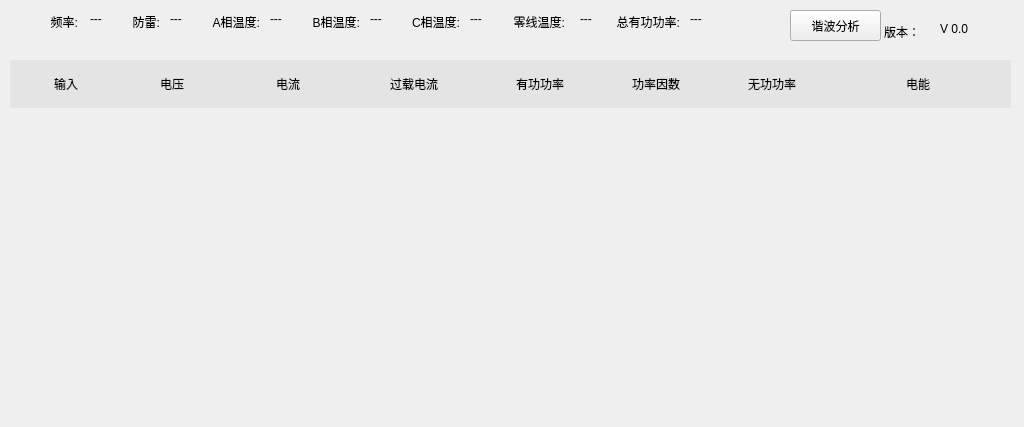
First picture: the form in line/linewid.ui, repository ChinaClever/BusBar-Qt, before the edit.
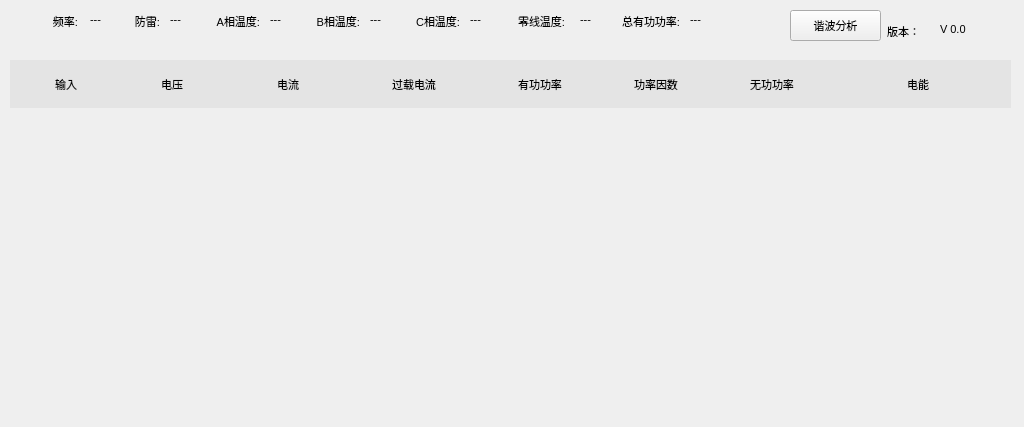
Second picture: the form after the edit.

```diff
--- a/line/linewid.ui
+++ b/line/linewid.ui
@@ -10,9 +10,20 @@
     <height>427</height>
    </rect>
   </property>
+  <property name="font">
+   <font>
+    <family>Ubuntu</family>
+    <pointsize>8</pointsize>
+    <italic>false</italic>
+    <bold>false</bold>
+   </font>
+  </property>
   <property name="windowTitle">
    <string>Form</string>
   </property>
+  <property name="styleSheet">
+   <string notr="true">font: 8pt &quot;Ubuntu&quot;;</string>
+  </property>
   <widget class="QWidget" name="totalWid" native="true">
    <property name="geometry">
     <rect>
@@ -38,6 +49,14 @@
      <height>18</height>
     </size>
    </property>
+   <property name="font">
+    <font>
+     <family>Ubuntu</family>
+     <pointsize>8</pointsize>
+     <italic>false</italic>
+     <bold>false</bold>
+    </font>
+   </property>
    <property name="text">
     <string>V 0.0</string>
    </property>
@@ -57,6 +76,14 @@
      <height>18</height>
     </size>
    </property>
+   <property name="font">
+    <font>
+     <family>Ubuntu</family>
+     <pointsize>8</pointsize>
+     <italic>false</italic>
+     <bold>false</bold>
+    </font>
+   </property>
    <property name="text">
     <string>版本：</string>
    </property>
@@ -79,6 +106,14 @@
      <height>18</height>
     </size>
    </property>
+   <property name="font">
+    <font>
+     <family>Ubuntu</family>
+     <pointsize>8</pointsize>
+     <italic>false</italic>
+     <bold>false</bold>
+    </font>
+   </property>
    <property name="text">
     <string>---</string>
    </property>
@@ -98,6 +133,14 @@
      <height>18</height>
     </size>
    </property>
+   <property name="font">
+    <font>
+     <family>Ubuntu</family>
+     <pointsize>8</pointsize>
+     <italic>false</italic>
+     <bold>false</bold>
+    </font>
+   </property>
    <property name="text">
     <string>频率:</string>
    </property>
@@ -114,6 +157,14 @@
      <height>31</height>
     </rect>
    </property>
+   <property name="font">
+    <font>
+     <family>Ubuntu</family>
+     <pointsize>8</pointsize>
+     <italic>false</italic>
+     <bold>false</bold>
+    </font>
+   </property>
    <property name="text">
     <string>谐波分析</string>
    </property>
@@ -143,6 +194,14 @@
     </property>
     <item>
      <widget class="QWidget" name="linetitleWid" native="true">
+      <property name="font">
+       <font>
+        <family>Ubuntu</family>
+        <pointsize>8</pointsize>
+        <italic>false</italic>
+        <bold>false</bold>
+       </font>
+      </property>
       <property name="styleSheet">
        <string notr="true">background-color: rgb(228,228,228);</string>
       </property>
@@ -176,6 +235,14 @@
            <height>16777215</height>
           </size>
          </property>
+         <property name="font">
+          <font>
+           <family>Ubuntu</family>
+           <pointsize>8</pointsize>
+           <italic>false</italic>
+           <bold>false</bold>
+          </font>
+         </property>
          <property name="styleSheet">
           <string notr="true"/>
          </property>
@@ -201,6 +268,14 @@
            <height>16777215</height>
           </size>
          </property>
+         <property name="font">
+          <font>
+           <family>Ubuntu</family>
+           <pointsize>8</pointsize>
+           <italic>false</italic>
+           <bold>false</bold>
+          </font>
+         </property>
          <property name="text">
           <string>电压</string>
          </property>
@@ -223,6 +298,14 @@
            <height>16777215</height>
           </size>
          </property>
+         <property name="font">
+          <font>
+           <family>Ubuntu</family>
+           <pointsize>8</pointsize>
+           <italic>false</italic>
+           <bold>false</bold>
+          </font>
+         </property>
          <property name="text">
           <string>电流</string>
          </property>
@@ -245,6 +328,14 @@
            <height>16777215</height>
           </size>
          </property>
+         <property name="font">
+          <font>
+           <family>Ubuntu</family>
+           <pointsize>8</pointsize>
+           <italic>false</italic>
+           <bold>false</bold>
+          </font>
+         </property>
          <property name="text">
           <string>过载电流</string>
          </property>
@@ -267,6 +358,14 @@
            <height>16777215</height>
           </size>
          </property>
+         <property name="font">
+          <font>
+           <family>Ubuntu</family>
+           <pointsize>8</pointsize>
+           <italic>false</italic>
+           <bold>false</bold>
+          </font>
+         </property>
          <property name="text">
           <string>有功功率</string>
          </property>
@@ -289,6 +388,14 @@
            <height>16777215</height>
           </size>
          </property>
+         <property name="font">
+          <font>
+           <family>Ubuntu</family>
+           <pointsize>8</pointsize>
+           <italic>false</italic>
+           <bold>false</bold>
+          </font>
+         </property>
          <property name="text">
           <string>功率因数</string>
          </property>
@@ -311,6 +418,14 @@
            <height>16777215</height>
           </size>
          </property>
+         <property name="font">
+          <font>
+           <family>Ubuntu</family>
+           <pointsize>8</pointsize>
+           <italic>false</italic>
+           <bold>false</bold>
+          </font>
+         </property>
          <property name="text">
           <string>无功功率</string>
          </property>
@@ -333,6 +448,14 @@
            <height>16777215</height>
           </size>
          </property>
+         <property name="font">
+          <font>
+           <family>Ubuntu</family>
+           <pointsize>8</pointsize>
+           <italic>false</italic>
+           <bold>false</bold>
+          </font>
+         </property>
          <property name="text">
           <string>电能</string>
          </property>
@@ -388,6 +511,14 @@
      <height>18</height>
     </size>
    </property>
+   <property name="font">
+    <font>
+     <family>Ubuntu</family>
+     <pointsize>8</pointsize>
+     <italic>false</italic>
+     <bold>false</bold>
+    </font>
+   </property>
    <property name="text">
     <string>---</string>
    </property>
@@ -407,6 +538,14 @@
      <height>18</height>
     </size>
    </property>
+   <property name="font">
+    <font>
+     <family>Ubuntu</family>
+     <pointsize>8</pointsize>
+     <italic>false</italic>
+     <bold>false</bold>
+    </font>
+   </property>
    <property name="text">
     <string>防雷:</string>
    </property>
@@ -429,6 +568,14 @@
      <height>18</height>
     </size>
    </property>
+   <property name="font">
+    <font>
+     <family>Ubuntu</family>
+     <pointsize>8</pointsize>
+     <italic>false</italic>
+     <bold>false</bold>
+    </font>
+   </property>
    <property name="text">
     <string>A相温度:</string>
    </property>
@@ -451,6 +598,14 @@
      <height>18</height>
     </size>
    </property>
+   <property name="font">
+    <font>
+     <family>Ubuntu</family>
+     <pointsize>8</pointsize>
+     <italic>false</italic>
+     <bold>false</bold>
+    </font>
+   </property>
    <property name="text">
     <string>---</string>
    </property>
@@ -470,6 +625,14 @@
      <height>18</height>
     </size>
    </property>
+   <property name="font">
+    <font>
+     <family>Ubuntu</family>
+     <pointsize>8</pointsize>
+     <italic>false</italic>
+     <bold>false</bold>
+    </font>
+   </property>
    <property name="text">
     <string>---</string>
    </property>
@@ -489,6 +652,14 @@
      <height>18</height>
     </size>
    </property>
+   <property name="font">
+    <font>
+     <family>Ubuntu</family>
+     <pointsize>8</pointsize>
+     <italic>false</italic>
+     <bold>false</bold>
+    </font>
+   </property>
    <property name="text">
     <string>B相温度:</string>
    </property>
@@ -511,6 +682,14 @@
      <height>18</height>
     </size>
    </property>
+   <property name="font">
+    <font>
+     <family>Ubuntu</family>
+     <pointsize>8</pointsize>
+     <italic>false</italic>
+     <bold>false</bold>
+    </font>
+   </property>
    <property name="text">
     <string>---</string>
    </property>
@@ -530,6 +709,14 @@
      <height>18</height>
     </size>
    </property>
+   <property name="font">
+    <font>
+     <family>Ubuntu</family>
+     <pointsize>8</pointsize>
+     <italic>false</italic>
+     <bold>false</bold>
+    </font>
+   </property>
    <property name="text">
     <string>C相温度:</string>
    </property>
@@ -552,6 +739,14 @@
      <height>18</height>
     </size>
    </property>
+   <property name="font">
+    <font>
+     <family>Ubuntu</family>
+     <pointsize>8</pointsize>
+     <italic>false</italic>
+     <bold>false</bold>
+    </font>
+   </property>
    <property name="text">
     <string>---</string>
    </property>
@@ -571,6 +766,14 @@
      <height>18</height>
     </size>
    </property>
+   <property name="font">
+    <font>
+     <family>Ubuntu</family>
+     <pointsize>8</pointsize>
+     <italic>false</italic>
+     <bold>false</bold>
+    </font>
+   </property>
    <property name="text">
     <string>零线温度:</string>
    </property>
@@ -593,6 +796,14 @@
      <height>18</height>
     </size>
    </property>
+   <property name="font">
+    <font>
+     <family>Ubuntu</family>
+     <pointsize>8</pointsize>
+     <italic>false</italic>
+     <bold>false</bold>
+    </font>
+   </property>
    <property name="text">
     <string>总有功功率:</string>
    </property>
@@ -615,6 +826,14 @@
      <height>18</height>
     </size>
    </property>
+   <property name="font">
+    <font>
+     <family>Ubuntu</family>
+     <pointsize>8</pointsize>
+     <italic>false</italic>
+     <bold>false</bold>
+    </font>
+   </property>
    <property name="text">
     <string>---</string>
    </property>
```
Left out of the diff: 27 changed lines with no effect on the pictures.
